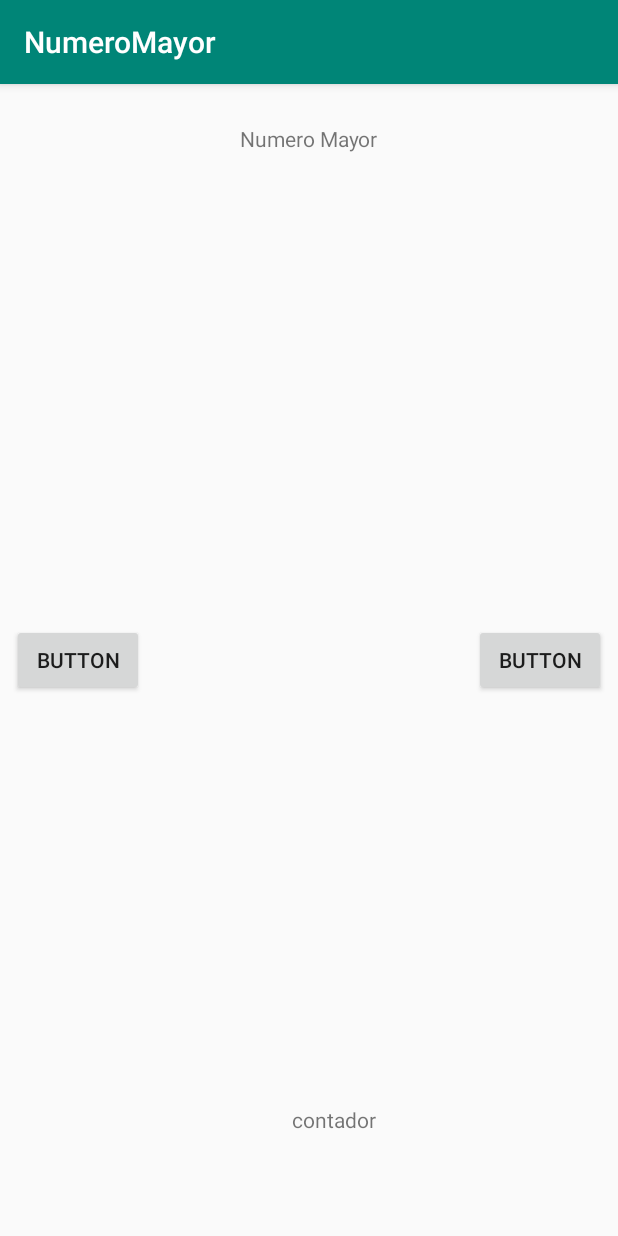
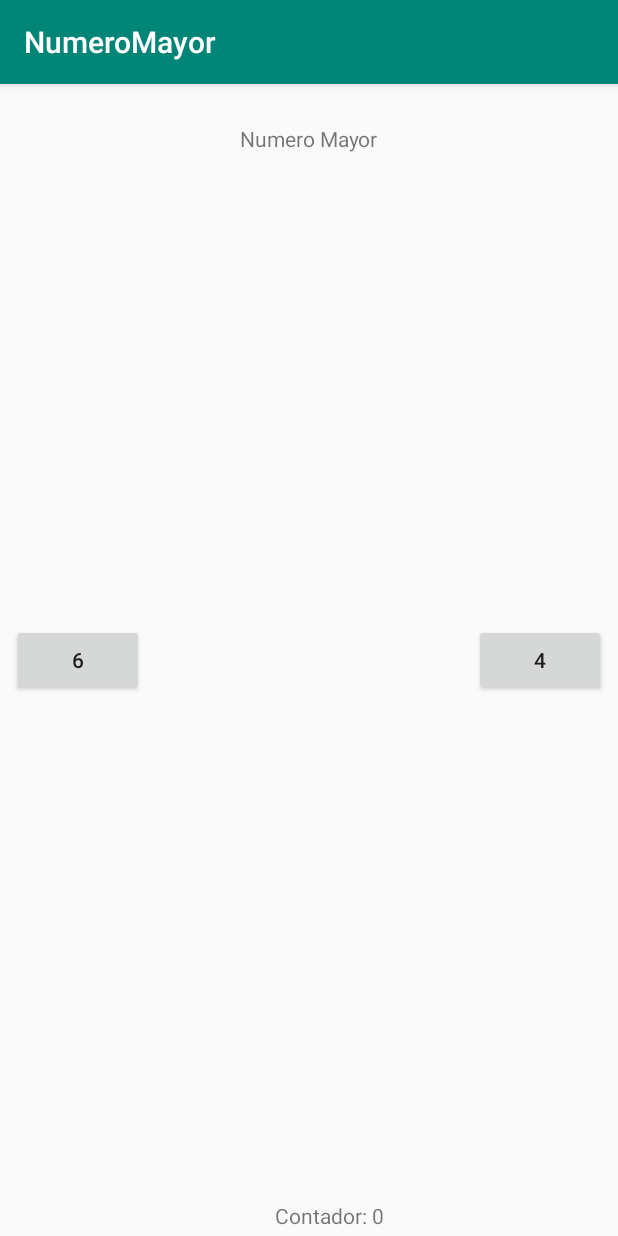
Before and after one commit to nogayo/NumeroMayor, an Android app: the screen it shows after launch (MainActivity), on a phone screen of 412 x 824 dp. Run offline under Robolectric (Android 15) with nearby library versions, the phone set to English and light mode, and no system bars.

Commit message:
app realiza el calculo aleatorio y hace el conteo

```diff
--- a/app/src/main/res/layout/activity_main.xml
+++ b/app/src/main/res/layout/activity_main.xml
@@ -23,7 +23,7 @@
             android:id="@+id/btnIzquierdo" android:layout_marginBottom="8dp"
             app:layout_constraintBottom_toBottomOf="parent" android:layout_marginTop="8dp"
             app:layout_constraintTop_toTopOf="parent" app:layout_constraintStart_toStartOf="parent"
-            android:layout_marginLeft="8dp" android:layout_marginStart="8dp" android:onClick="clickIzquierdo"/>
+            android:layout_marginLeft="8dp" android:layout_marginStart="8dp" android:onClick="calculoIzquierdo"/>
     <Button
             android:text="Button"
             android:layout_width="wrap_content"
@@ -32,14 +32,14 @@
             app:layout_constraintTop_toTopOf="parent" android:layout_marginBottom="8dp"
             app:layout_constraintBottom_toBottomOf="parent" app:layout_constraintEnd_toEndOf="parent"
             android:layout_marginEnd="8dp" android:layout_marginRight="8dp"
-    />
+            android:onClick="calculoDerecho"/>
     <TextView
-            android:text="contador"
+            android:text="Contador: 0"
             android:layout_width="wrap_content"
             android:layout_height="wrap_content"
             android:id="@+id/contadorTxt"
-            app:layout_constraintBottom_toBottomOf="parent" android:layout_marginEnd="161dp"
-            android:layout_marginRight="161dp" android:layout_marginBottom="68dp"
+            app:layout_constraintBottom_toBottomOf="parent" android:layout_marginEnd="156dp"
+            android:layout_marginRight="156dp" android:layout_marginBottom="4dp"
             app:layout_constraintEnd_toEndOf="parent"/>
 
 </android.support.constraint.ConstraintLayout>
```
Also changed, not shown: app/src/main/java/com/example/numeromayor/MainActivity.kt (+56 -4 lines).
